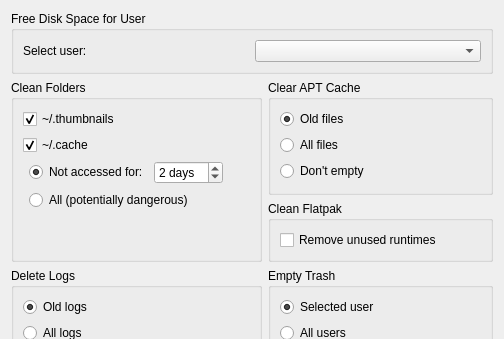
Before: the Qt Designer form mx-cleanup/mainwindow.ui in q4os/mxtools-for-debian, drawn with Qt 5; both pictures show x 0 to 504 and y 0 to 339 of the 504 by 766 pixel window.
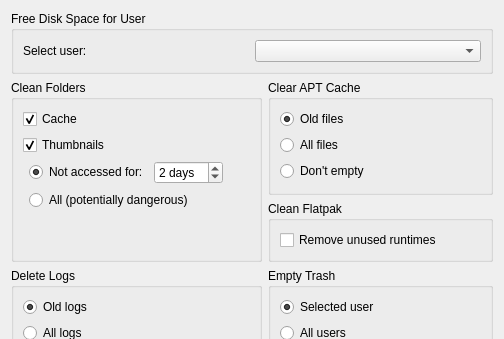
After: the same form once the commit is applied. Icons and pictures are not drawn.

```diff
--- a/mx-cleanup/mainwindow.ui
+++ b/mx-cleanup/mainwindow.ui
@@ -729,7 +729,7 @@
       <string>Clean Folders</string>
      </property>
      <layout class="QGridLayout" name="gridLayout_4">
-      <item row="2" column="1">
+      <item row="3" column="1">
        <widget class="QRadioButton" name="radioSaferCache">
         <property name="text">
          <string>Not accessed for:</string>
@@ -739,22 +739,6 @@
         </property>
        </widget>
       </item>
-      <item row="0" column="0" colspan="4">
-       <widget class="QCheckBox" name="checkThumbs">
-        <property name="sizePolicy">
-         <sizepolicy hsizetype="Expanding" vsizetype="Fixed">
-          <horstretch>0</horstretch>
-          <verstretch>0</verstretch>
-         </sizepolicy>
-        </property>
-        <property name="text">
-         <string notr="true">~/.thumbnails</string>
-        </property>
-        <property name="checked">
-         <bool>true</bool>
-        </property>
-       </widget>
-      </item>
       <item row="1" column="0" colspan="4">
        <widget class="QCheckBox" name="checkCache">
         <property name="sizePolicy">
@@ -764,34 +748,14 @@
          </sizepolicy>
         </property>
         <property name="text">
-         <string notr="true">~/.cache</string>
+         <string>Cache</string>
         </property>
         <property name="checked">
          <bool>true</bool>
         </property>
        </widget>
       </item>
-      <item row="3" column="1" colspan="2">
-       <widget class="QRadioButton" name="radioAllCache">
-        <property name="text">
-         <string>All (potentially dangerous)</string>
-        </property>
-       </widget>
-      </item>
-      <item row="2" column="3">
-       <spacer name="horizontalSpacer_4">
-        <property name="orientation">
-         <enum>Qt::Horizontal</enum>
-        </property>
-        <property name="sizeHint" stdset="0">
-         <size>
-          <width>40</width>
-          <height>20</height>
-         </size>
-        </property>
-       </spacer>
-      </item>
-      <item row="2" column="2">
+      <item row="3" column="2">
        <widget class="QSpinBox" name="spinCache">
         <property name="suffix">
          <string> days</string>
@@ -804,7 +768,7 @@
         </property>
        </widget>
       </item>
-      <item row="4" column="2">
+      <item row="5" column="2">
        <spacer name="verticalSpacer_2">
         <property name="orientation">
          <enum>Qt::Vertical</enum>
@@ -817,6 +781,42 @@
         </property>
        </spacer>
       </item>
+      <item row="4" column="1" colspan="2">
+       <widget class="QRadioButton" name="radioAllCache">
+        <property name="text">
+         <string>All (potentially dangerous)</string>
+        </property>
+       </widget>
+      </item>
+      <item row="3" column="3">
+       <spacer name="horizontalSpacer_4">
+        <property name="orientation">
+         <enum>Qt::Horizontal</enum>
+        </property>
+        <property name="sizeHint" stdset="0">
+         <size>
+          <width>40</width>
+          <height>20</height>
+         </size>
+        </property>
+       </spacer>
+      </item>
+      <item row="2" column="0" colspan="4">
+       <widget class="QCheckBox" name="checkThumbs">
+        <property name="sizePolicy">
+         <sizepolicy hsizetype="Expanding" vsizetype="Fixed">
+          <horstretch>0</horstretch>
+          <verstretch>0</verstretch>
+         </sizepolicy>
+        </property>
+        <property name="text">
+         <string>Thumbnails</string>
+        </property>
+        <property name="checked">
+         <bool>true</bool>
+        </property>
+       </widget>
+      </item>
      </layout>
     </widget>
    </item>
```
Left out of the diff: 3 changed lines with no effect on the pictures.
